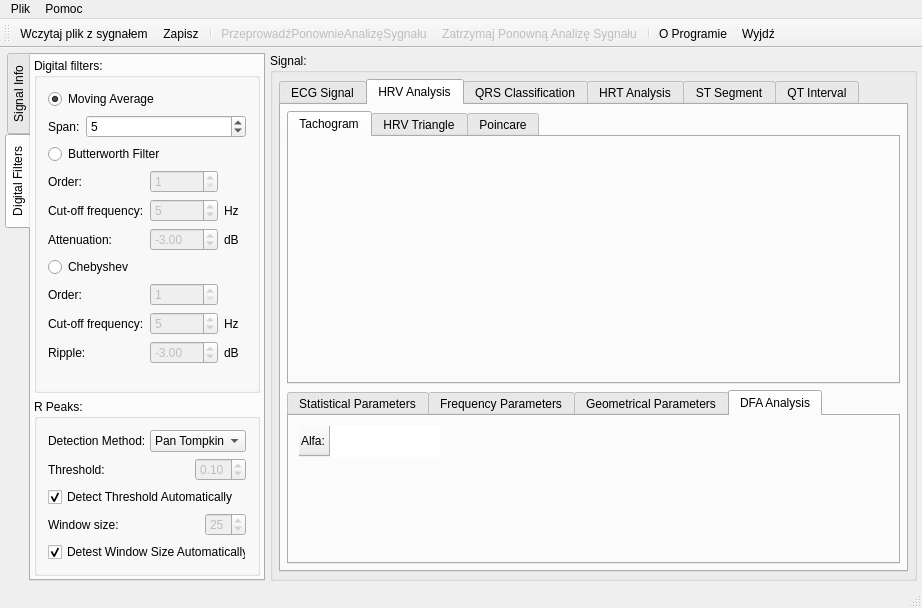
The window that ecganalyzer.ui (mateuszbaran/ECG-analyzer) describes before a commit, drawn with Qt 5.
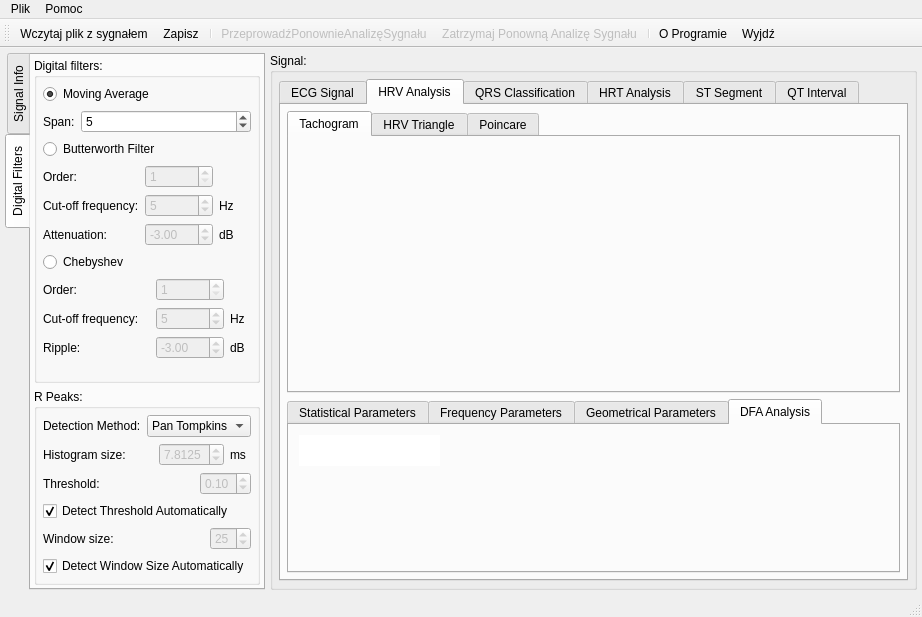
The same window after the commit. The open tabs and pages were chosen to show the change. Icons and pictures are not drawn. Custom widgets are drawn as their Qt base class.

Commit message: (+) standardowa szer histogramu to 7,8125 (1/128 sek) [ms]

```diff
--- a/ecganalyzer.ui
+++ b/ecganalyzer.ui
@@ -7,7 +7,7 @@
     <x>0</x>
     <y>0</y>
     <width>922</width>
-    <height>577</height>
+    <height>587</height>
    </rect>
   </property>
   <property name="windowTitle">
@@ -297,6 +297,9 @@
              <string>Digital filters:</string>
             </property>
             <layout class="QVBoxLayout" name="verticalLayout_5">
+             <property name="margin">
+              <number>6</number>
+             </property>
              <item>
               <widget class="QRadioButton" name="radioButtonMovingAverage">
                <property name="sizePolicy">
@@ -453,37 +456,16 @@
              </item>
              <item>
               <layout class="QGridLayout" name="gridLayout_9">
+               <property name="topMargin">
+                <number>0</number>
+               </property>
+               <property name="rightMargin">
+                <number>6</number>
+               </property>
                <property name="spacing">
                 <number>6</number>
                </property>
-               <item row="3" column="0">
-                <widget class="QLabel" name="label_4">
-                 <property name="text">
-                  <string>Cut-off frequency:</string>
-                 </property>
-                </widget>
-               </item>
-               <item row="4" column="0">
-                <widget class="QLabel" name="label_11">
-                 <property name="text">
-                  <string>Ripple:</string>
-                 </property>
-                </widget>
-               </item>
-               <item row="4" column="1">
-                <widget class="QDoubleSpinBox" name="doubleSpinBoxRippleChebyschev">
-                 <property name="enabled">
-                  <bool>false</bool>
-                 </property>
-                 <property name="minimum">
-                  <double>-200.000000000000000</double>
-                 </property>
-                 <property name="value">
-                  <double>-3.000000000000000</double>
-                 </property>
-                </widget>
-               </item>
-               <item row="3" column="1">
+               <item row="2" column="3">
                 <widget class="QSpinBox" name="spinBoxCutOffFrequencyChebyshev">
                  <property name="enabled">
                   <bool>false</bool>
@@ -493,44 +475,71 @@
                  </property>
                 </widget>
                </item>
-               <item row="3" column="2">
+               <item row="3" column="3">
+                <widget class="QDoubleSpinBox" name="doubleSpinBoxRippleChebyschev">
+                 <property name="enabled">
+                  <bool>false</bool>
+                 </property>
+                 <property name="minimum">
+                  <double>-200.000000000000000</double>
+                 </property>
+                 <property name="value">
+                  <double>-3.000000000000000</double>
+                 </property>
+                </widget>
+               </item>
+               <item row="2" column="1">
+                <widget class="QLabel" name="label_4">
+                 <property name="text">
+                  <string>Cut-off frequency:</string>
+                 </property>
+                </widget>
+               </item>
+               <item row="2" column="4">
                 <widget class="QLabel" name="label_16">
                  <property name="text">
                   <string>Hz</string>
                  </property>
                 </widget>
                </item>
-               <item row="4" column="2">
+               <item row="3" column="4">
                 <widget class="QLabel" name="label_15">
                  <property name="text">
                   <string>dB</string>
                  </property>
                 </widget>
                </item>
-               <item row="0" column="1">
-                <widget class="QSpinBox" name="spinBoxOrderChebyshev">
-                 <property name="enabled">
-                  <bool>false</bool>
-                 </property>
-                 <property name="minimum">
-                  <number>1</number>
-                 </property>
-                 <property name="maximum">
-                  <number>4</number>
-                 </property>
-                 <property name="value">
-                  <number>1</number>
-                 </property>
-                </widget>
-               </item>
-               <item row="0" column="0">
+               <item row="1" column="1">
                 <widget class="QLabel" name="label_12">
                  <property name="text">
                   <string>Order:</string>
                  </property>
                 </widget>
                </item>
-               <item row="0" column="2">
+               <item row="3" column="1">
+                <widget class="QLabel" name="label_11">
+                 <property name="text">
+                  <string>Ripple:</string>
+                 </property>
+                </widget>
+               </item>
+               <item row="1" column="3">
+                <widget class="QSpinBox" name="spinBoxOrderChebyshev">
+                 <property name="enabled">
+                  <bool>false</bool>
+                 </property>
+                 <property name="minimum">
+                  <number>1</number>
+                 </property>
+                 <property name="maximum">
+                  <number>4</number>
+                 </property>
+                 <property name="value">
+                  <number>1</number>
+                 </property>
+                </widget>
+               </item>
+               <item row="1" column="2">
                 <spacer name="horizontalSpacer_12">
                  <property name="orientation">
                   <enum>Qt::Horizontal</enum>
@@ -570,6 +579,9 @@
              <string>R Peaks:</string>
             </property>
             <layout class="QHBoxLayout" name="horizontalLayout_10">
+             <property name="margin">
+              <number>6</number>
+             </property>
              <item>
               <layout class="QVBoxLayout" name="verticalLayout_7">
                <property name="topMargin">
@@ -609,6 +621,68 @@
                  </item>
                 </layout>
                </item>
+               <item>
+                <layout class="QHBoxLayout" name="horizontalLayout_18">
+                 <property name="rightMargin">
+                  <number>5</number>
+                 </property>
+                 <property name="bottomMargin">
+                  <number>0</number>
+                 </property>
+                 <item>
+                  <widget class="QLabel" name="label_13">
+                   <property name="text">
+                    <string>Histogram size:</string>
+                   </property>
+                  </widget>
+                 </item>
+                 <item>
+                  <spacer name="horizontalSpacer_8">
+                   <property name="orientation">
+                    <enum>Qt::Horizontal</enum>
+                   </property>
+                   <property name="sizeHint" stdset="0">
+                    <size>
+                     <width>40</width>
+                     <height>20</height>
+                    </size>
+                   </property>
+                  </spacer>
+                 </item>
+                 <item>
+                  <widget class="QDoubleSpinBox" name="doubleSpinBoxRPeaksHistogramSize">
+                   <property name="enabled">
+                    <bool>false</bool>
+                   </property>
+                   <property name="minimumSize">
+                    <size>
+                     <width>50</width>
+                     <height>0</height>
+                    </size>
+                   </property>
+                   <property name="decimals">
+                    <number>4</number>
+                   </property>
+                   <property name="maximum">
+                    <double>999.000000000000000</double>
+                   </property>
+                   <property name="singleStep">
+                    <double>0.100000000000000</double>
+                   </property>
+                   <property name="value">
+                    <double>7.812500000000000</double>
+                   </property>
+                  </widget>
+                 </item>
+                 <item>
+                  <widget class="QLabel" name="label_14">
+                   <property name="text">
+                    <string>ms</string>
+                   </property>
+                  </widget>
+                 </item>
+                </layout>
+               </item>
                <item>
                 <layout class="QHBoxLayout" name="horizontalLayout_7">
                  <property name="bottomMargin">
@@ -724,7 +798,7 @@
                <item>
                 <widget class="QCheckBox" name="checkBoxRPeaksDetectWindowSizeAutomatically">
                  <property name="text">
-                  <string>Detest Window Size Automatically</string>
+                  <string>Detect Window Size Automatically</string>
                  </property>
                  <property name="checked">
                   <bool>true</bool>
@@ -1152,7 +1226,7 @@
                 <bool>false</bool>
                </attribute>
                <attribute name="verticalHeaderVisible">
-                <bool>true</bool>
+                <bool>false</bool>
                </attribute>
                <row>
                 <property name="text">
```
Left out of the diff: 10 changed lines with no effect on the pictures.
